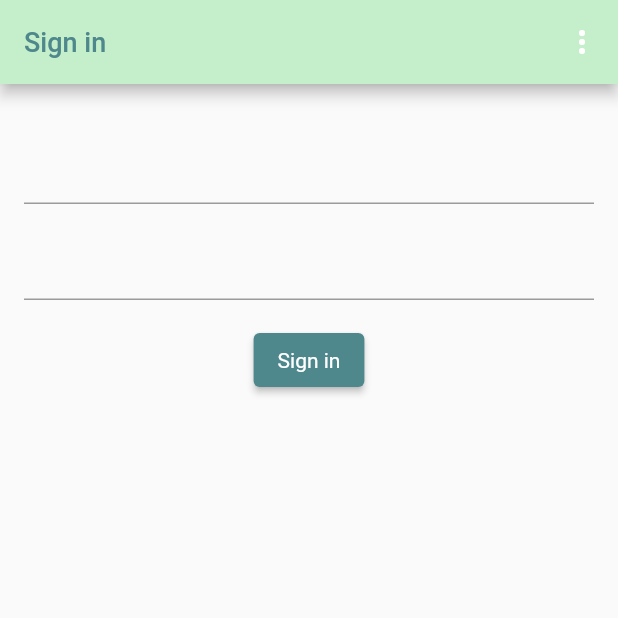
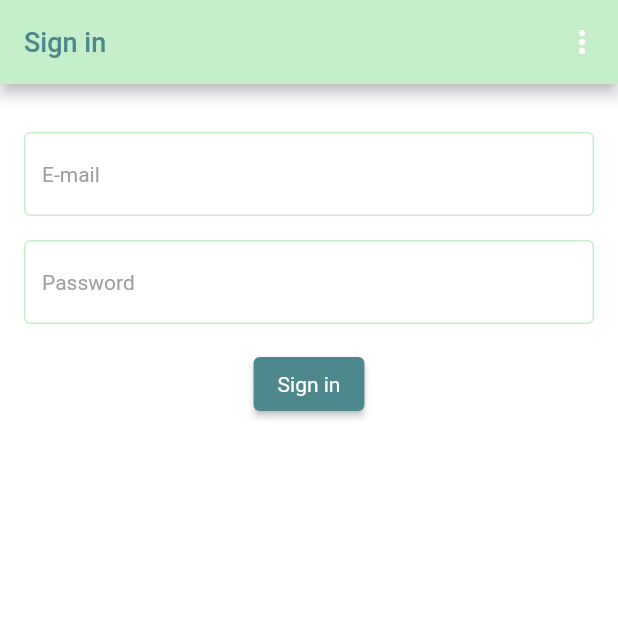
Before and after one commit to Azhot/messages, a Flutter app: the screen it shows after launch, on a phone screen of 412 x 824 dp, the top half of it. Run offline on Flutter 3.47's test engine with Material 2 defaults, Android fonts, the phone set to English and light mode, and no system bars; our stand-ins replace cloud_firestore, firebase_auth, firebase_core, google_fonts; accounts and stored records are empty.

Commit message:
Text input forms design refacto Forms have consistant design throughout the app. Shared constants are categorized.

```diff
--- a/lib/conversation_viewholder.dart
+++ b/lib/conversation_viewholder.dart
@@ -1,6 +1,6 @@
 import 'package:flutter/material.dart';
 import 'package:google_fonts/google_fonts.dart';
-import 'package:messages/constants.dart';
+import 'package:messages/shared/constants.dart';
 import 'package:messages/conversation_page.dart';
 import 'package:messages/model/conversation.dart';
 
--- a/lib/message_viewholder.dart
+++ b/lib/message_viewholder.dart
@@ -1,4 +1,4 @@
-import 'package:messages/constants.dart';
+import 'package:messages/shared/constants.dart';
 import 'package:messages/model/message.dart';
 import 'package:flutter/material.dart';
 import 'package:google_fonts/google_fonts.dart';
--- a/lib/screen/authenticate/sign_in.dart
+++ b/lib/screen/authenticate/sign_in.dart
@@ -1,7 +1,8 @@
 import 'package:flutter/material.dart';
-import 'package:google_fonts/google_fonts.dart';
-import 'package:messages/constants.dart';
+import 'package:messages/shared/constants.dart';
 import 'package:messages/service/auth_service.dart';
+import 'package:messages/shared/strings.dart';
+import 'package:messages/shared/styles.dart';
 
 class SignIn extends StatefulWidget {
   // variables
@@ -14,14 +15,6 @@ class SignIn extends StatefulWidget {
 }
 
 class _SignInState extends State<SignIn> {
-  // constants
-  static const String _signIn = 'Sign in';
-  static const String _register = 'Register';
-  static const String _emailText = 'Enter an e-mail';
-  static const String _passwordText = 'Enter a password 6+ chars long';
-  static const String _invalidCredentials =
-      'Could not sign in with those credentials';
-
   // state variables
   final _formKey = GlobalKey<FormState>();
   String _email = '';
@@ -38,8 +31,8 @@ class _SignInState extends State<SignIn> {
   // widgets
   AppBar appBar() => AppBar(
         title: Text(
-          Constants.signInPageTitle,
-          style: appBarTextStyle(),
+          Strings.signInPageTitle,
+          style: Styles.appBarTextStyle(),
         ),
         backgroundColor: Constants.primaryColor,
         actions: menu(),
@@ -49,7 +42,7 @@ class _SignInState extends State<SignIn> {
         PopupMenuButton(
             onSelected: _onMenuItemSelected,
             itemBuilder: (BuildContext context) {
-              return {_register}
+              return {Strings.register}
                   .map((String choice) => PopupMenuItem<String>(
                         value: choice,
                         child: Text(choice),
@@ -60,6 +53,7 @@ class _SignInState extends State<SignIn> {
 
   Container body() {
     return Container(
+      color: Colors.white,
       padding: const EdgeInsets.all(16),
       child: Form(
         key: _formKey,
@@ -81,32 +75,21 @@ class _SignInState extends State<SignIn> {
 
   SizedBox spacer() => const SizedBox(height: 16);
 
-  TextStyle appBarTextStyle() => GoogleFonts.aBeeZee(
-        color: Constants.secondaryColor,
-        fontSize: 18,
-      );
-
-  TextStyle basicTextStyle() => GoogleFonts.aBeeZee(
-        color: Constants.secondaryColor,
-        fontSize: 14,
-      );
-
-  TextStyle errorTextStyle() => GoogleFonts.aBeeZee(
-        color: Constants.secondaryColor,
-        fontSize: 14,
-      );
-
   TextFormField emailField() => TextFormField(
-        style: basicTextStyle(),
-        validator: (value) => value?.isEmpty == true ? _emailText : null,
+        style: Styles.basicTextStyle(),
+        decoration: Styles.textInputDecoration(Strings.email),
+        validator: (value) =>
+            value?.isEmpty == true ? Strings.errorMissingEmail : null,
         onChanged: (value) => setState(() => _email = value),
       );
 
   TextFormField passwordField() => TextFormField(
-        style: basicTextStyle(),
+        style: Styles.basicTextStyle(),
+        decoration: Styles.textInputDecoration(Strings.password),
         obscureText: true,
-        validator: (value) =>
-            (value?.length != null && value!.length < 6) ? _passwordText : null,
+        validator: (value) => (value?.length != null && value!.length < 6)
+            ? Strings.errorInvalidPassword
+            : null,
         onChanged: (value) => setState(() => _password = value),
       );
 
@@ -117,27 +100,25 @@ class _SignInState extends State<SignIn> {
               _email,
               _password,
             );
-            setState(() => result == null ? _error = _invalidCredentials : '');
+            setState(() =>
+                result == null ? _error = Strings.errorInvalidCredentials : '');
           } else {
             setState(() => _error = '');
           }
         },
-        child: const Text(_signIn),
-        style: ElevatedButton.styleFrom(
-          primary: Constants.secondaryColor,
-          textStyle: const TextStyle(color: Colors.white),
-        ),
+        child: const Text(Strings.signIn),
+        style: Styles.basicButtonStyle(),
       );
 
   Text emailErrorText() => Text(
         _error,
-        style: errorTextStyle(),
+        style: Styles.errorTextStyle(),
       );
 
   // functions
   void _onMenuItemSelected(String value) async {
     switch (value) {
-      case _register:
+      case Strings.register:
         widget._toggleView();
         break;
     }
--- a/lib/screen/home/home.dart
+++ b/lib/screen/home/home.dart
@@ -1,8 +1,8 @@
 import 'package:messages/app_bar.dart';
-import 'package:messages/constants.dart';
 import 'package:messages/conversation_viewholder.dart';
 import 'package:messages/dummy_data_provider.dart';
 import 'package:flutter/material.dart';
+import 'package:messages/shared/strings.dart';
 
 class Home extends StatelessWidget {
   const Home({Key? key}) : super(key: key);
@@ -10,7 +10,7 @@ class Home extends StatelessWidget {
   @override
   Widget build(BuildContext context) {
     return Scaffold(
-      appBar: MessagesAppBar(Constants.homePageTitle),
+      appBar: MessagesAppBar(Strings.homePageTitle),
       body: SingleChildScrollView(
         child: Column(
             children: DummyDataProvider.provideDummyConversation()
--- a/lib/constants.dart
+++ b/lib/shared/constants.dart
@@ -3,8 +3,7 @@ import 'package:flutter/material.dart';
 class Constants {
   static const Color primaryColor = Color(0xFFC5EFCB);
   static const Color secondaryColor = Color(0xFF4E878C);
+  static const Color errorColor = Color(0xFFD32F2F);
+  static const Color hintTextColor = Colors.grey;
   static const Color messageTextColor = Color(0xFF0F4725);
-  static const homePageTitle = "Home page";
-  static const signInPageTitle = "Sign in";
-  static const registerPageTitle = "Sign up";
 }
--- /dev/null
+++ b/lib/shared/strings.dart
@@ -0,0 +1,16 @@
+class Strings {
+  static const homePageTitle = "Home page";
+  static const signInPageTitle = "Sign in";
+  static const registerPageTitle = "Sign up";
+  static const signIn = 'Sign in';
+  static const signOut = 'Sign Out';
+  static const settings = 'Settings';
+  static const register = 'Register';
+  static const email = 'E-mail';
+  static const password = 'Password';
+  static const errorMissingEmail = 'Enter an e-mail';
+  static const errorInvalidPassword = 'Enter a password 6+ chars long';
+  static const errorInvalidEmail = 'Please supply a valid e-mail';
+  static const errorInvalidCredentials =
+      'Could not sign in with those credentials';
+}
--- /dev/null
+++ b/lib/shared/styles.dart
@@ -0,0 +1,48 @@
+import 'package:flutter/material.dart';
+import 'package:google_fonts/google_fonts.dart';
+import 'package:messages/shared/constants.dart';
+
+class Styles {
+  static TextStyle appBarTextStyle() => GoogleFonts.aBeeZee(
+        color: Constants.secondaryColor,
+        fontSize: 18,
+      );
+
+  static TextStyle hintTextStyle() => GoogleFonts.aBeeZee(
+        color: Constants.hintTextColor,
+        fontSize: 14,
+      );
+
+  static TextStyle basicTextStyle() => GoogleFonts.aBeeZee(
+        color: Constants.messageTextColor,
+        fontSize: 14,
+      );
+
+  static TextStyle errorTextStyle() => GoogleFonts.aBeeZee(
+        color: Constants.errorColor,
+        fontSize: 12,
+      );
+
+  static InputDecoration textInputDecoration(String text) => InputDecoration(
+        hintText: text,
+        hintStyle: hintTextStyle(),
+        fillColor: Colors.white,
+        filled: true,
+        enabledBorder: _outlineBorder(Constants.primaryColor),
+        focusedBorder: _outlineBorder(Constants.secondaryColor),
+        errorBorder: _outlineBorder(Constants.errorColor),
+        focusedErrorBorder: _outlineBorder(Constants.errorColor),
+        errorStyle: errorTextStyle(),
+      );
+
+  static OutlineInputBorder _outlineBorder(Color color) => OutlineInputBorder(
+        borderSide: BorderSide(
+          color: color,
+        ),
+      );
+
+  static ButtonStyle basicButtonStyle() => ElevatedButton.styleFrom(
+        primary: Constants.secondaryColor,
+        textStyle: const TextStyle(color: Colors.white),
+      );
+}
```
Also changed, not shown: lib/app_bar.dart (+5 -8 lines), lib/screen/authenticate/register.dart (+22 -40 lines).
